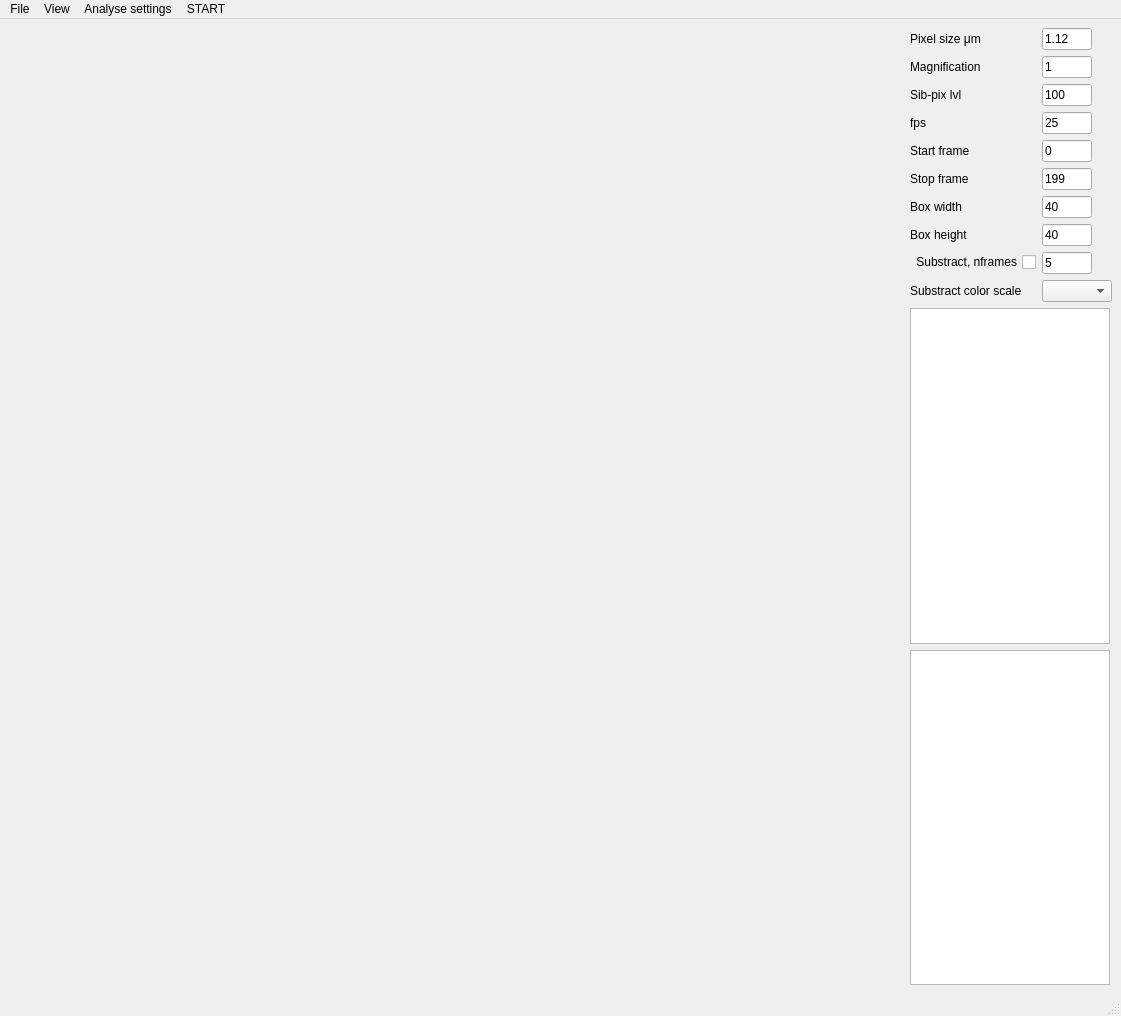
The window that mainMenu.ui (iMhack/NanoMotion) describes before a commit, drawn with Qt 5.
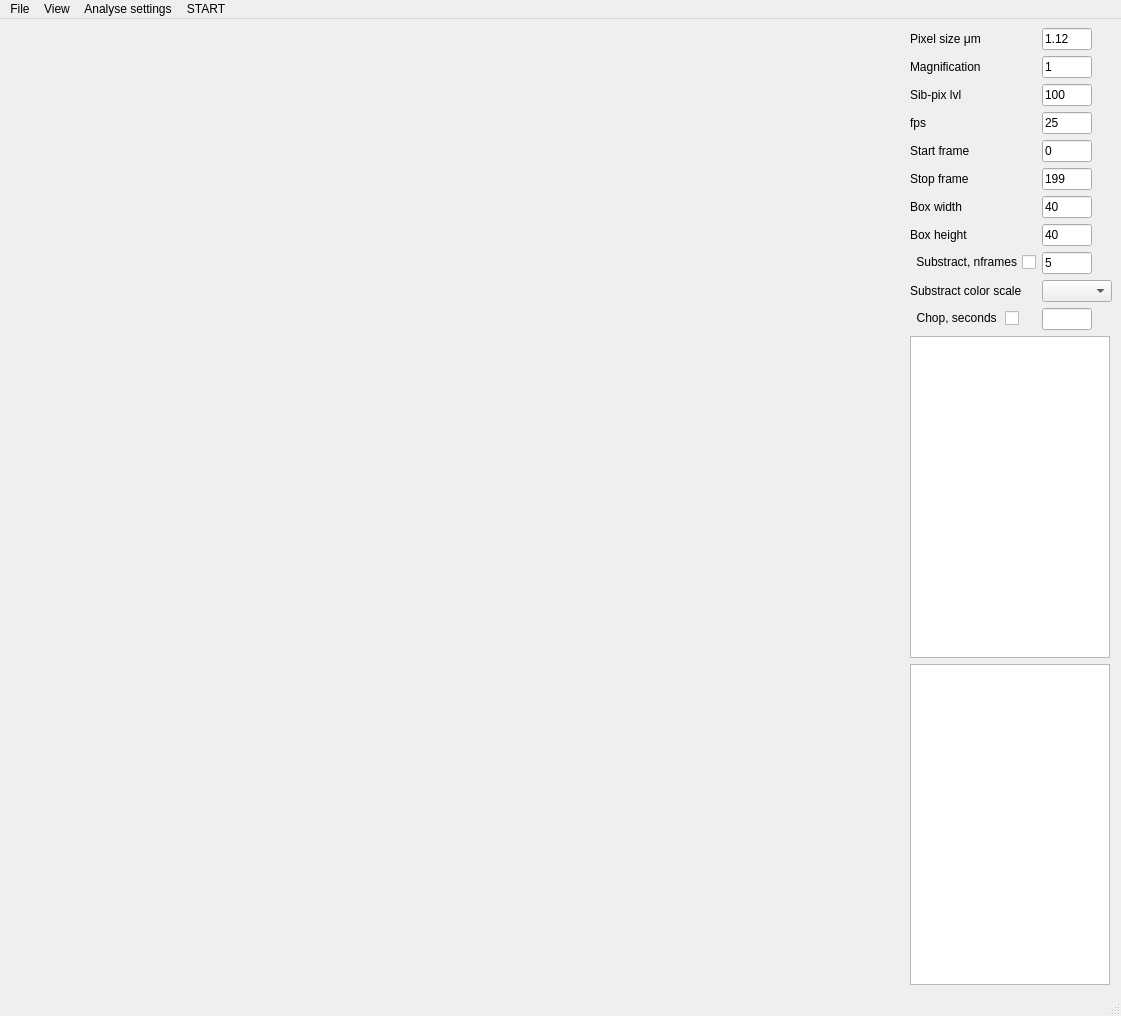
The same window after the commit.

Commit message: Now one can split the plots by a number of seconds

What changed in the file:
```diff
--- a/mainMenu.ui
+++ b/mainMenu.ui
@@ -419,6 +419,32 @@
           </property>
          </widget>
         </item>
+        <item row="11" column="0">
+         <widget class="QCheckBox" name="checkBox_chop">
+          <property name="layoutDirection">
+           <enum>Qt::RightToLeft</enum>
+          </property>
+          <property name="text">
+           <string>Chop, seconds </string>
+          </property>
+         </widget>
+        </item>
+        <item row="11" column="1">
+         <widget class="QLineEdit" name="lineEdit_chop_sec">
+          <property name="sizePolicy">
+           <sizepolicy hsizetype="Maximum" vsizetype="Fixed">
+            <horstretch>0</horstretch>
+            <verstretch>0</verstretch>
+           </sizepolicy>
+          </property>
+          <property name="maximumSize">
+           <size>
+            <width>50</width>
+            <height>16777215</height>
+           </size>
+          </property>
+         </widget>
+        </item>
        </layout>
       </item>
       <item>
```
The commit also changes 4 other files.
